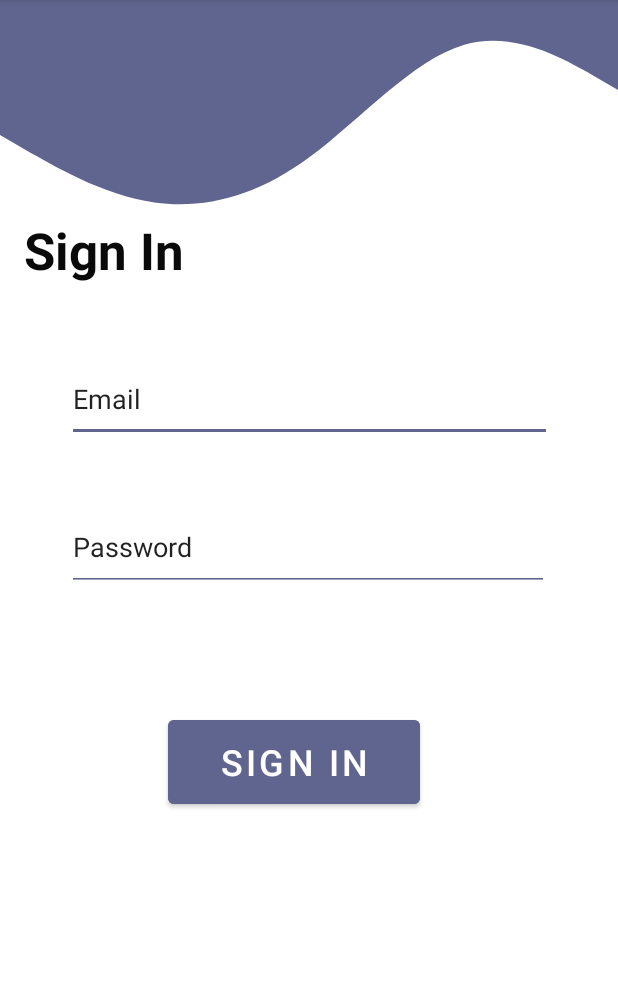
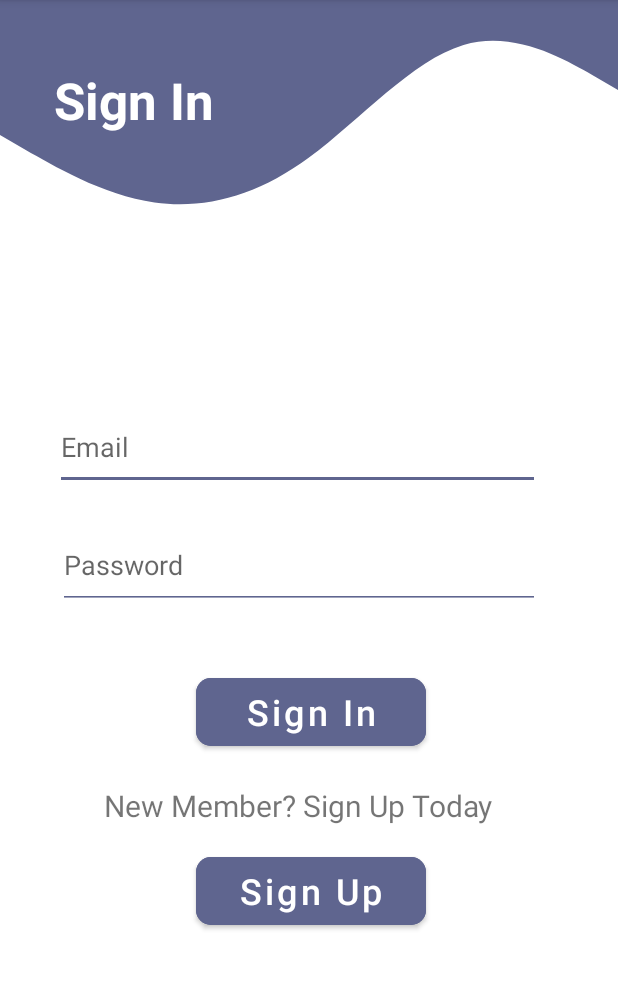
Before and after one commit to kawyasamarasinghe/OASIS, an Android app: the login screen opened directly, with no data from a screen before it, on a phone screen of 412 x 824 dp, the part 84-1073 px from its top. Run offline under Robolectric (Android 15) with nearby library versions, the phone set to English and light mode, and no system bars; our stand-ins replace Firebase (no records; nobody signed in at launch, a user with empty details on screens opened directly); Roboto replaces fonts that are not available here.

Commit message:
changes have done to login

```diff
--- a/app/src/main/java/extended/ui/oasistravelplanner/login.java
+++ b/app/src/main/java/extended/ui/oasistravelplanner/login.java
@@ -18,6 +18,7 @@ public class login extends AppCompatActivity {
     private EditText i_mail;
     private EditText i_pw;
     private Button b_sign;
+    private Button b_l_signup;
 
     private FirebaseAuth auth;
 
@@ -29,8 +30,17 @@ public class login extends AppCompatActivity {
         i_mail = findViewById(R.id.i_mail);
         i_pw = findViewById(R.id.i_pw);
         b_sign = findViewById(R.id.b_sign);
+        b_l_signup = findViewById(R.id.logsup);
 
         auth = FirebaseAuth.getInstance();
+
+        b_l_signup.setOnClickListener(new View.OnClickListener() {
+            @Override
+            public void onClick(View view) {
+                Intent intent = new Intent(login.this,appregister.class);
+                startActivity(intent);
+            }
+        });
 
         b_sign.setOnClickListener(new View.OnClickListener() {
             @Override
--- a/app/src/main/res/layout/activity_login.xml
+++ b/app/src/main/res/layout/activity_login.xml
@@ -21,13 +21,13 @@
         android:id="@+id/t_sign"
         android:layout_width="263dp"
         android:layout_height="57dp"
-        android:layout_marginTop="144dp"
-        android:text="@string/t_sign"
-        android:textColor="#0B0A0A"
+        android:layout_marginTop="44dp"
+        android:text="Sign In"
+        android:textColor="#FFFF"
         android:textSize="34sp"
         android:textStyle="bold"
         app:layout_constraintEnd_toEndOf="parent"
-        app:layout_constraintHorizontal_bias="0.108"
+        app:layout_constraintHorizontal_bias="0.243"
         app:layout_constraintStart_toStartOf="parent"
         app:layout_constraintTop_toTopOf="@+id/main_view" />
 
@@ -35,12 +35,12 @@
         android:id="@+id/i_mail"
         android:layout_width="323dp"
         android:layout_height="57dp"
-        android:layout_marginTop="36dp"
-        android:layout_marginEnd="44dp"
+        android:layout_marginTop="168dp"
+        android:layout_marginEnd="52dp"
         android:backgroundTint="#5F658F"
         android:ems="10"
+        android:hint="@string/i_mail"
         android:inputType="textPersonName"
-        android:text="@string/i_mail"
         app:layout_constraintEnd_toEndOf="parent"
         app:layout_constraintTop_toBottomOf="@+id/t_sign" />
 
@@ -48,25 +48,55 @@
         android:id="@+id/i_pw"
         android:layout_width="321dp"
         android:layout_height="58dp"
-        android:layout_marginTop="36dp"
-        android:layout_marginEnd="46dp"
+        android:layout_marginTop="48dp"
+        android:layout_marginEnd="52dp"
         android:backgroundTint="#5F658F"
         android:ems="10"
+        android:hint="@string/i_pw"
         android:inputType="textPersonName"
-        android:text="@string/i_pw"
         app:layout_constraintEnd_toEndOf="parent"
         app:layout_constraintTop_toBottomOf="@+id/main_view" />
 
     <Button
         android:id="@+id/b_sign"
-        android:layout_width="168dp"
-        android:layout_height="68dp"
-        android:layout_marginTop="80dp"
-        android:layout_marginEnd="132dp"
+        android:layout_width="153dp"
+        android:layout_height="57dp"
+        android:layout_marginTop="40dp"
+        android:layout_marginEnd="128dp"
         android:backgroundTint="#5F658F"
         android:text="@string/b_sign"
+        android:textAllCaps="false"
         android:textSize="24sp"
+        app:cornerRadius="10dp"
         app:layout_constraintEnd_toEndOf="parent"
         app:layout_constraintTop_toBottomOf="@+id/i_pw" />
 
+    <TextView
+        android:id="@+id/textnm"
+        android:layout_width="300dp"
+        android:layout_height="38dp"
+        android:text="@string/textnm"
+        android:textSize="20sp"
+        app:layout_constraintBottom_toBottomOf="parent"
+        app:layout_constraintEnd_toEndOf="parent"
+        app:layout_constraintHorizontal_bias="0.621"
+        app:layout_constraintStart_toStartOf="parent"
+        app:layout_constraintTop_toBottomOf="@+id/b_sign"
+        app:layout_constraintVertical_bias="0.089" />
+
+    <Button
+        android:id="@+id/logsup"
+        android:layout_width="153dp"
+        android:layout_height="57dp"
+        android:layout_marginTop="4dp"
+        android:layout_marginEnd="128dp"
+        android:backgroundTint="#5F658F"
+        android:text="@string/logsup"
+        android:textAllCaps="false"
+        android:textSize="24sp"
+        app:cornerRadius="10dp"
+        app:layout_constraintEnd_toEndOf="parent"
+        app:layout_constraintTop_toBottomOf="@+id/textnm" />
+
+
 </androidx.constraintlayout.widget.ConstraintLayout>
```
